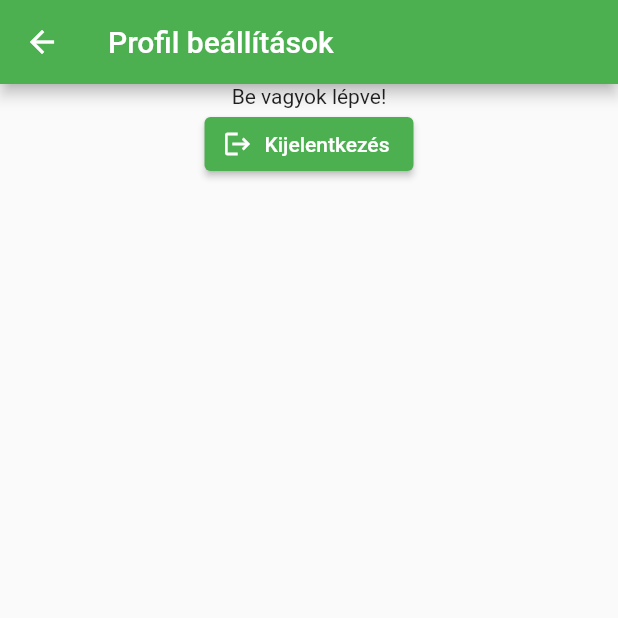
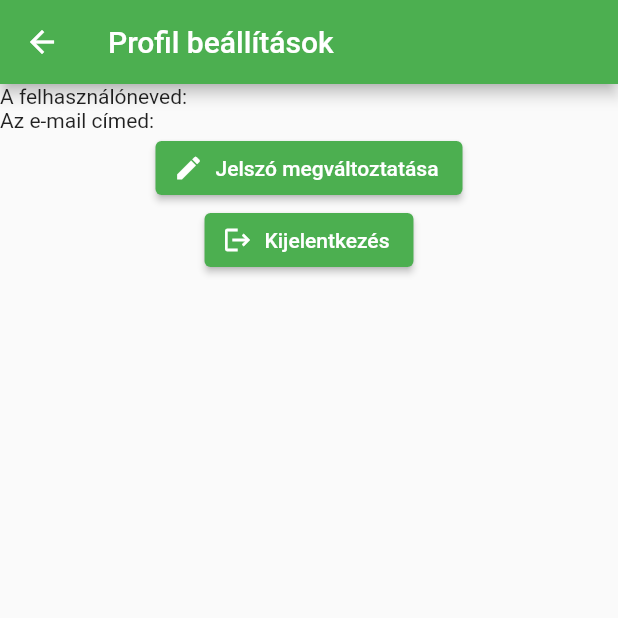
Before and after one commit to Beck-berry/arborapp, a Flutter app: the screen it shows after launch, after a tap on "Profil beállítások", on a phone screen of 412 x 824 dp, the top half of it. Run offline on Flutter 3.47's test engine with Material 2 defaults, Android fonts, the phone set to English and light mode, and no system bars; our stand-ins replace cloud_firestore, firebase_auth, firebase_core, flutter_map, latlong2, searchfield; accounts and stored records are empty; generated files the repository leaves out were written again.

Commit message:
profil okosítás

```diff
--- a/lib/src/profile.dart
+++ b/lib/src/profile.dart
@@ -1,4 +1,5 @@
 import 'package:flutter/material.dart';
+import 'package:firebase_auth/firebase_auth.dart';
 
 import 'enums.dart';
 
@@ -12,6 +13,7 @@ class Profile extends StatelessWidget {
     required this.megszakit,
     required this.register,
     required this.signOut,
+    required this.resetPassword,
     super.key
   });
 
@@ -35,6 +37,10 @@ class Profile extends StatelessWidget {
       void Function(Exception e) error,
       ) register;
   final void Function() signOut;
+  final void Function(
+      String email,
+      void Function(Exception e) error,
+      ) resetPassword;
 
   Scaffold base(List<Widget> children) {
     return Scaffold(
@@ -283,8 +289,30 @@ class Profile extends StatelessWidget {
           ),
         ]);
       case LoginState.loggedIn:
+        User? _user = FirebaseAuth.instance.currentUser;
+
         return base([
-          const Text("Be vagyok lépve!"),
+          Column(
+            children: [
+              Row(
+                children: [
+                  const Text("A felhasználóneved:"),
+                  Text(_user!.displayName.toString())
+                ],
+              ),
+              Row(
+                children: [
+                  const Text("Az e-mail címed:"),
+                  Text(_user.email.toString())
+                ],
+              ),
+              ElevatedButton.icon(
+                  onPressed: () {}, // TODO form
+                  icon: const Icon(Icons.edit, size: 20),
+                  label: const Text("Jelszó megváltoztatása")
+              )
+            ]
+          ),
           ElevatedButton.icon(
               onPressed: signOut,
               icon: const Icon(Icons.logout, size: 20),
```
Also changed, not shown: lib/main.dart (+17 -1 lines).
